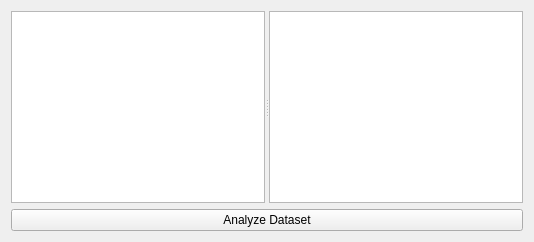
First picture: the form in arborist/src/arborist/layouts/browse.ui, repository silicontwin/arborist-app, before the edit.
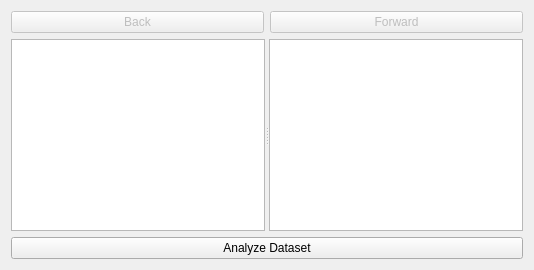
Second picture: the form after the edit.

Commit message: added back/forward buttons for directory browsing

Patch:
```diff
--- a/arborist/src/arborist/layouts/browse.ui
+++ b/arborist/src/arborist/layouts/browse.ui
@@ -3,6 +3,30 @@
  <class>BrowseTab</class>
  <widget class="QWidget" name="BrowseTab">
   <layout class="QVBoxLayout" name="verticalLayout">
+   <item>
+    <layout class="QHBoxLayout" name="navigationLayout">
+     <item>
+      <widget class="QPushButton" name="back_button">
+       <property name="text">
+        <string>Back</string>
+       </property>
+       <property name="enabled">
+        <bool>false</bool>
+       </property>
+      </widget>
+     </item>
+     <item>
+      <widget class="QPushButton" name="forward_button">
+       <property name="text">
+        <string>Forward</string>
+       </property>
+       <property name="enabled">
+        <bool>false</bool>
+       </property>
+      </widget>
+     </item>
+    </layout>
+   </item>
    <item>
     <widget class="QSplitter" name="splitter">
      <property name="orientation">
```
The commit also changes 1 other file.
